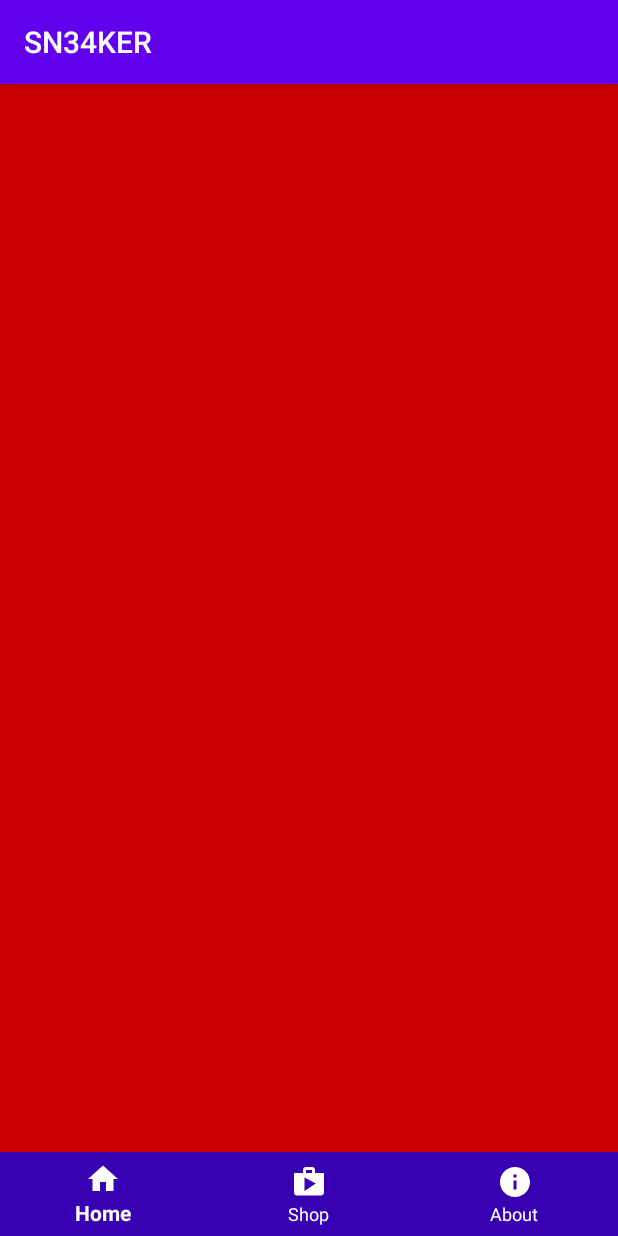
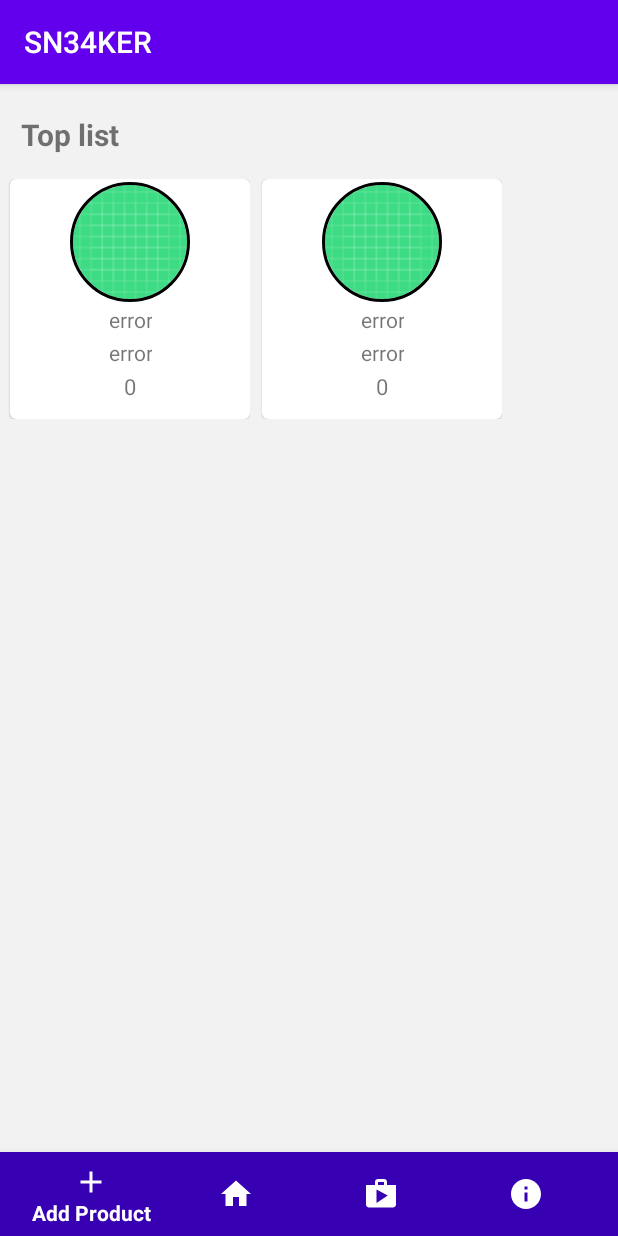
Before and after one commit to jasonn0118/SN34KER_app, an Android app: the fragment ShopFragment placed in its activity, on a phone screen of 412 x 824 dp. Run offline under Robolectric (Android 15) with nearby library versions, the phone set to English and light mode, and no system bars; our stand-ins replace CircleImageView.

Commit message:
productDataBase

```diff
--- a/app/src/main/java/com/example/sn34ker/DataBaseHelper.java
+++ b/app/src/main/java/com/example/sn34ker/DataBaseHelper.java
@@ -2,10 +2,14 @@ package com.example.sn34ker;
 
 import android.content.ContentValues;
 import android.content.Context;
+import android.database.Cursor;
 import android.database.sqlite.SQLiteDatabase;
 import android.database.sqlite.SQLiteOpenHelper;
 
 import androidx.annotation.Nullable;
+
+import java.util.ArrayList;
+import java.util.List;
 
 public class DataBaseHelper extends SQLiteOpenHelper {
 
@@ -59,4 +63,48 @@ public class DataBaseHelper extends SQLiteOpenHelper {
             return true;
         }
     }
+
+    //Get every product list.
+    public List<ProductModel> getEveryThing(){
+        List<ProductModel> returnList = new ArrayList<>();
+
+        //Get Product data from our data base.
+        String queryString = "SELECT * FROM " + PRODUCT_TABLE;
+        SQLiteDatabase db = this.getReadableDatabase();
+
+        Cursor cursor = db.rawQuery(queryString, null);
+
+        if(cursor.moveToFirst()) {
+            // loop through the result
+            do{
+                int productId = cursor.getInt(0);
+                String productName = cursor.getString(1);
+                String productBrand = cursor.getString(2);
+                String productType = cursor.getString(3);
+                Double productPrice = cursor.getDouble(4);
+                Double productSize = cursor.getDouble(5);
+                String productUpdateDate = cursor.getString(6);
+
+                ProductModel myProduct = new ProductModel(productId, productName, productBrand, productType, productPrice, productSize, productUpdateDate);
+                returnList.add(myProduct);
+            } while(cursor.moveToNext());
+        } else {
+            //failure. do not add anything at this point.
+        }
+
+        cursor.close();
+        db.close();
+
+        return returnList;
+    }
+
+    public Cursor readAllProductData(){
+        String queryString = "SELECT * FROM " + PRODUCT_TABLE;
+        SQLiteDatabase db = this.getReadableDatabase();
+        Cursor cursor = null;
+        if(db != null){
+            cursor = db.rawQuery(queryString, null);
+        }
+        return cursor;
+    }
 }
--- a/app/src/main/java/com/example/sn34ker/MainActivity.java
+++ b/app/src/main/java/com/example/sn34ker/MainActivity.java
@@ -1,5 +1,6 @@
 package com.example.sn34ker;
 
+import android.content.Intent;
 import android.os.Bundle;
 import android.view.MenuItem;
 
@@ -29,6 +30,9 @@ public class MainActivity extends AppCompatActivity {
             Fragment selectedFragment = null;
 
             switch (item.getItemId()){
+                case R.id.AddProduct:
+                    startActivity(new Intent(getApplicationContext(), ProductAddActivity.class));
+                    break;
                 case R.id.home:
                     selectedFragment = new HomeFragment();
                     break;
--- /dev/null
+++ b/app/src/main/java/com/example/sn34ker/ProductAdapter.java
@@ -0,0 +1,91 @@
+package com.example.sn34ker;
+
+import android.content.Context;
+import android.util.Log;
+import android.view.LayoutInflater;
+import android.view.View;
+import android.view.ViewGroup;
+import android.view.animation.Animation;
+import android.view.animation.AnimationUtils;
+import android.widget.LinearLayout;
+import android.widget.TextView;
+import android.widget.Toast;
+
+import androidx.annotation.NonNull;
+import androidx.fragment.app.Fragment;
+import androidx.recyclerview.widget.RecyclerView;
+
+import com.bumptech.glide.Glide;
+
+import java.util.ArrayList;
+
+import de.hdodenhof.circleimageview.CircleImageView;
+
+public class ProductAdapter extends RecyclerView.Adapter<ProductAdapter.ProductViewHolder> {
+
+    private Context context;
+//    Fragment fragment;
+    private ArrayList product_name, product_brand, product_img, product_price;
+    Animation translate_anim;
+    private static final String TAG = "Product Adapter";
+
+    // TODO: img handle.
+    public ProductAdapter(Context context, ArrayList product_name, ArrayList product_brand, ArrayList product_price) {
+        this.context = context;
+//        this.fragment = fragment;
+        this.product_name = product_name;
+        this.product_brand = product_brand;
+//        this.product_img = product_img;
+        this.product_price = product_price;
+    }
+
+    @NonNull
+    @Override
+    public ProductViewHolder onCreateViewHolder(@NonNull ViewGroup parent, int viewType) {
+        LayoutInflater inflater = LayoutInflater.from(context);
+        View view = inflater.inflate(R.layout.single_sneaker, parent, false);
+
+        return new ProductViewHolder(view);
+    }
+
+    @Override
+    public void onBindViewHolder(@NonNull ProductViewHolder holder, final int position) {
+        holder.txtProductName.setText(String.valueOf(product_name.get(position)));
+        holder.txtProductBrand.setText(String.valueOf(product_brand.get(position)));
+        holder.txtProductPrice.setText(String.valueOf(product_price.get(position)));
+
+//        Glide.with(context)
+//                .asBitmap()
+//                .load()
+
+//        holder.productCirImg.setOnClickListener(new View.OnClickListener() {
+//            @Override
+//            public void onClick(View v) {
+//                Log.d(TAG, "onClick: clicked img. " + product_name.get(position));
+//                Toast.makeText(context, "product: "+product_name.get(position) , Toast.LENGTH_SHORT).show();
+//            }
+//        });
+    }
+
+    @Override
+    public int getItemCount() {
+        return product_name.size();
+    }
+
+    public class ProductViewHolder extends RecyclerView.ViewHolder {
+        CircleImageView productCirImg;
+        TextView txtProductName, txtProductBrand, txtProductPrice;
+        LinearLayout myRowLayout;
+
+        public ProductViewHolder(View itemView){
+            super(itemView);
+//            productCirImg = itemView.findViewById(R.id.product_image);
+            txtProductName = itemView.findViewById(R.id.product_name);
+            txtProductBrand = itemView.findViewById(R.id.product_brand);
+            txtProductPrice = itemView.findViewById(R.id.product_price);
+            translate_anim = AnimationUtils.loadAnimation(context, R.anim.animation);
+            myRowLayout = itemView.findViewById(R.id.productRowView);
+
+        }
+    }
+}
--- a/app/src/main/java/com/example/sn34ker/ProductAddActivity.java
+++ b/app/src/main/java/com/example/sn34ker/ProductAddActivity.java
@@ -1,7 +1,10 @@
 package com.example.sn34ker;
 
 import androidx.appcompat.app.AppCompatActivity;
+import androidx.fragment.app.Fragment;
+import androidx.recyclerview.widget.RecyclerView;
 
+import android.content.Intent;
 import android.os.Bundle;
 import android.view.View;
 import android.widget.AdapterView;
@@ -35,7 +38,6 @@ public class ProductAddActivity extends AppCompatActivity {
         etProductSize = findViewById(R.id.etProductUsSize);
         spProductType = findViewById(R.id.spProductType);
         btnSaveProduct = findViewById(R.id.btnSaveProduct);
-
         //Get current date
         final Date curDate = Calendar.getInstance().getTime();
         SimpleDateFormat df = new SimpleDateFormat("dd-MMM-yyyy");
@@ -80,7 +82,10 @@ public class ProductAddActivity extends AppCompatActivity {
                 try{
                     myProductModel = new ProductModel(-1, etProductName.getText().toString().trim(), etProductBrand.getText().toString().trim(), selectedType,
                             Double.parseDouble(etProductCAPrice.getText().toString().trim()), Double.parseDouble(etProductSize.getText().toString().trim()), currentDate);
-                    Toast.makeText(ProductAddActivity.this, myProductModel.toString(), Toast.LENGTH_SHORT).show();
+//                    Toast.makeText(ProductAddActivity.this, myProductModel.toString(), Toast.LENGTH_SHORT).show();
+                    startActivity(new Intent(getApplicationContext(), MainActivity.class));
+                    finish();
+
                 } catch (Exception ex){
                     Toast.makeText(ProductAddActivity.this, "Something went wrong. "+ex.getMessage(), Toast.LENGTH_SHORT).show();
                     myProductModel = new ProductModel(-1,"error", "error", "error", 0, 0, "error");
@@ -88,6 +93,7 @@ public class ProductAddActivity extends AppCompatActivity {
 
                 DataBaseHelper dataBaseHelper = new DataBaseHelper(ProductAddActivity.this);
                 boolean success = dataBaseHelper.addOne(myProductModel);
+
                 Toast.makeText(ProductAddActivity.this, "Is Success? "+success, Toast.LENGTH_SHORT).show();
             }
         });
--- a/app/src/main/java/com/example/sn34ker/RegisterActivity.java
+++ b/app/src/main/java/com/example/sn34ker/RegisterActivity.java
@@ -42,10 +42,10 @@ public class RegisterActivity extends AppCompatActivity {
         pbRegi = findViewById(R.id.pbRegi);
 
         //If user is logging in.
-        //if(fAuth.getCurrentUser() != null){
-        //  startActivity(new Intent(getApplicationContext(), LoginActivity.class));
-        //  finish();
-        // }
+        if(fAuth.getCurrentUser() != null){
+          startActivity(new Intent(getApplicationContext(), MainActivity.class));
+          finish();
+         }
 
         btnRegi.setOnClickListener(new View.OnClickListener() {
             @Override
@@ -86,7 +86,7 @@ public class RegisterActivity extends AppCompatActivity {
                         try{
                             if(task.isSuccessful()){
                                 Toast.makeText(RegisterActivity.this, "User Created.", Toast.LENGTH_SHORT).show();
-                                startActivity(new Intent(getApplicationContext(), LoginActivity.class));
+                                startActivity(new Intent(getApplicationContext(), MainActivity.class));
                             } else{
                                 Toast.makeText(RegisterActivity.this, "Sorry, we couldn't make a user in some reason.", Toast.LENGTH_SHORT).show();
                                 pbRegi.setVisibility(View.GONE);
--- a/app/src/main/java/com/example/sn34ker/ShopFragment.java
+++ b/app/src/main/java/com/example/sn34ker/ShopFragment.java
@@ -1,17 +1,75 @@
 package com.example.sn34ker;
 
+import android.database.Cursor;
 import android.os.Bundle;
+import android.util.Log;
 import android.view.LayoutInflater;
 import android.view.View;
 import android.view.ViewGroup;
+import android.widget.ArrayAdapter;
+import android.widget.ListView;
+import android.widget.Toast;
 
 import androidx.annotation.Nullable;
 import androidx.fragment.app.Fragment;
+import androidx.recyclerview.widget.LinearLayoutManager;
+import androidx.recyclerview.widget.RecyclerView;
+
+import java.util.ArrayList;
+import java.util.List;
 
 public class ShopFragment extends Fragment {
+    DataBaseHelper db;
+    RecyclerView product_recyclerView;
+    ArrayList<String> product_name, product_brand, product_price;
+    ProductAdapter productAdapter;
+    private static final String TAG = "SHOP FRAGMENT";
+
     @Nullable
     @Override
     public View onCreateView(LayoutInflater inflater, @Nullable ViewGroup container, @Nullable Bundle savedInstanceState) {
-        return inflater.inflate(R.layout.fragment_shop, container, false);
+       View rootView = inflater.inflate(R.layout.fragment_shop, container, false);
+
+        product_recyclerView = rootView.findViewById(R.id.recycleView_Product);
+        db = new DataBaseHelper(getActivity());
+        product_name = new ArrayList<>();
+        product_brand = new ArrayList<>();
+        product_price = new ArrayList<>();
+
+        storeProductDataInArrays();
+        productAdapter = new ProductAdapter(getActivity(), product_name, product_brand, product_price);
+        product_recyclerView.setAdapter(productAdapter);
+        Log.e(TAG,"ERROR OCCUR");
+        product_recyclerView.setLayoutManager(new LinearLayoutManager(getActivity(),LinearLayoutManager.HORIZONTAL,false));
+
+
+
+       return rootView;
+
+    }
+    public void storeProductDataInArrays(){
+        Log.d(TAG, "I'm in the storeProduct method.");
+        Cursor cursor = db.readAllProductData();
+        try{
+            //TODO: make null point.
+            if(cursor.getCount()==0){
+                Toast.makeText(getActivity(), "Nothing on the list", Toast.LENGTH_SHORT).show();
+            }
+            //if there are data in the Product table.
+            else {
+                Log.d(TAG, "Adding data smoothly");
+                while(cursor.moveToNext()){
+                    //column index
+                    product_name.add(cursor.getString(1));
+                    product_brand.add(cursor.getString(2));
+                    product_price.add(cursor.getString(4));
+                    Log.d(TAG, "Product Name: " + product_name);
+                }
+            }
+
+
+        }catch(Exception ex){
+            Toast.makeText(getActivity(), "Something went wrong." + ex.getMessage(), Toast.LENGTH_SHORT).show();
+        }
     }
 }
--- /dev/null
+++ b/app/src/main/res/drawable/ic_add_product.xml
@@ -0,0 +1,9 @@
+<vector xmlns:android="http://schemas.android.com/apk/res/android"
+        android:width="24dp"
+        android:height="24dp"
+        android:viewportWidth="24.0"
+        android:viewportHeight="24.0">
+    <path
+        android:fillColor="#FF000000"
+        android:pathData="M19,13h-6v6h-2v-6H5v-2h6V5h2v6h6v2z"/>
+</vector>
--- a/app/src/main/res/layout/fragment_shop.xml
+++ b/app/src/main/res/layout/fragment_shop.xml
@@ -1,7 +1,38 @@
 <?xml version="1.0" encoding="utf-8"?>
 <androidx.constraintlayout.widget.ConstraintLayout
-    xmlns:android="http://schemas.android.com/apk/res/android" android:layout_width="match_parent"
+    xmlns:android="http://schemas.android.com/apk/res/android"
+    xmlns:app="http://schemas.android.com/apk/res-auto"
+    xmlns:tools="http://schemas.android.com/tools"
+    android:layout_width="match_parent"
     android:layout_height="match_parent"
-    android:background="@android:color/holo_red_dark">
+    android:background="#f2f2f2"
+    >
 
+    <TextView
+        android:id="@+id/Ranked_list"
+        android:layout_width="wrap_content"
+        android:layout_height="wrap_content"
+        android:layout_marginTop="20dp"
+        android:text="Top list"
+        android:textSize="20sp"
+        android:textStyle="bold"
+        app:layout_constraintEnd_toEndOf="parent"
+        app:layout_constraintHorizontal_bias="0.04"
+        app:layout_constraintStart_toStartOf="parent"
+        app:layout_constraintTop_toTopOf="parent" />
+
+    <androidx.recyclerview.widget.RecyclerView
+        android:id="@+id/recycleView_Product"
+        android:layout_width="match_parent"
+        android:layout_height="170dp"
+        android:orientation="horizontal"
+        app:layout_constraintBottom_toBottomOf="parent"
+        app:layout_constraintEnd_toEndOf="parent"
+        app:layout_constraintHorizontal_bias="0.0"
+        app:layout_constraintStart_toStartOf="parent"
+        app:layout_constraintTop_toBottomOf="@+id/Ranked_list"
+        app:layout_constraintVertical_bias="0.03">
+
+
+    </androidx.recyclerview.widget.RecyclerView>
 </androidx.constraintlayout.widget.ConstraintLayout>
--- /dev/null
+++ b/app/src/main/res/layout/single_sneaker.xml
@@ -0,0 +1,75 @@
+<?xml version="1.0" encoding="utf-8"?>
+<LinearLayout xmlns:android="http://schemas.android.com/apk/res/android"
+    xmlns:app="http://schemas.android.com/apk/res-auto"
+    android:id="@+id/productRowView"
+    android:layout_width="wrap_content"
+    android:layout_height="wrap_content"
+    android:layout_margin="1dp">
+
+    <androidx.cardview.widget.CardView
+        android:layout_width="160dp"
+        android:layout_height="160dp"
+        android:layout_centerInParent="true"
+        android:layout_gravity="center"
+        app:cardCornerRadius="4dp"
+        app:cardElevation="1dp"
+        app:cardMaxElevation="2dp"
+        android:layout_marginLeft="5dp">
+
+        <RelativeLayout
+            android:layout_width="match_parent"
+            android:layout_height="match_parent">
+
+            <de.hdodenhof.circleimageview.CircleImageView
+                android:id="@+id/product_image"
+                android:layout_marginTop="2dp"
+                android:layout_width="80dp"
+                android:layout_height="80dp"
+                android:layout_centerHorizontal="true"
+                android:src="@drawable/ic_launcher_background"
+                app:civ_border_color="#FF000000"
+                app:civ_border_width="2dp" />
+
+            <TextView
+                android:id="@+id/product_name"
+                android:layout_width="wrap_content"
+                android:layout_height="20dp"
+                android:layout_below="@+id/product_image"
+                android:layout_centerHorizontal="true"
+                android:layout_marginTop="2dp"
+                android:autoSizeMaxTextSize="15sp"
+                android:autoSizeMinTextSize="8sp"
+                android:autoSizeTextType="uniform"
+                android:gravity="center"
+                android:text="Name" />
+
+            <TextView
+                android:id="@+id/product_brand"
+                android:layout_width="wrap_content"
+                android:layout_height="20dp"
+                android:layout_below="@+id/product_name"
+                android:layout_centerHorizontal="true"
+                android:layout_marginTop="2dp"
+                android:autoSizeMaxTextSize="15sp"
+                android:autoSizeMinTextSize="8sp"
+                android:autoSizeTextType="uniform"
+                android:gravity="center"
+                android:text="Brand" />
+
+            <TextView
+                android:id="@+id/product_price"
+                android:layout_width="wrap_content"
+                android:layout_height="20dp"
+                android:layout_below="@+id/product_brand"
+                android:layout_centerHorizontal="true"
+                android:layout_marginTop="2dp"
+                android:autoSizeMaxTextSize="15sp"
+                android:autoSizeMinTextSize="8sp"
+                android:autoSizeTextType="uniform"
+                android:gravity="center"
+                android:text="Price" />
+
+
+        </RelativeLayout>
+    </androidx.cardview.widget.CardView>
+</LinearLayout>
--- a/app/src/main/res/menu/navigation.xml
+++ b/app/src/main/res/menu/navigation.xml
@@ -1,5 +1,10 @@
 <?xml version="1.0" encoding="utf-8"?>
 <menu xmlns:android="http://schemas.android.com/apk/res/android">
+
+    <item
+        android:id="@+id/AddProduct"
+        android:icon="@drawable/ic_add_product"
+        android:title="Add Product"/>
 
     <item
         android:id="@+id/home"
```
Also changed, not shown: app/build.gradle (+7 -0 lines), app/src/main/res/anim/animation.xml (added, +7 -0 lines).
